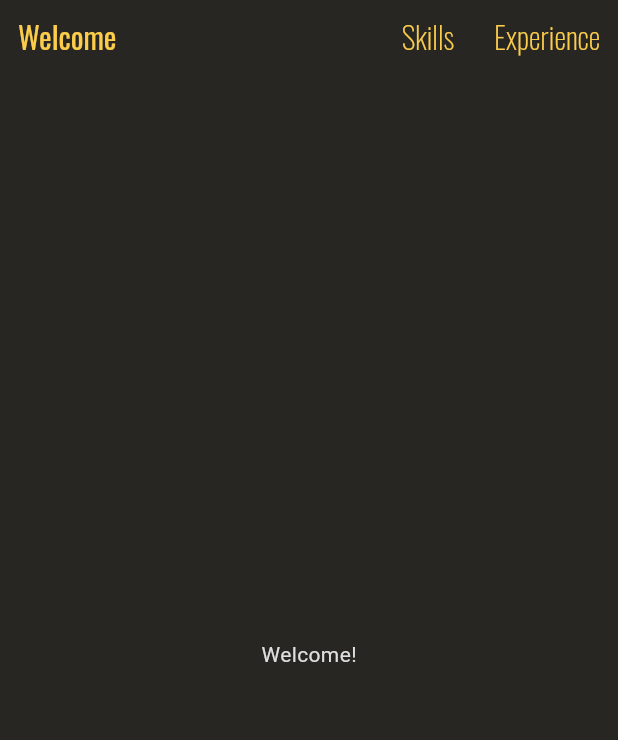
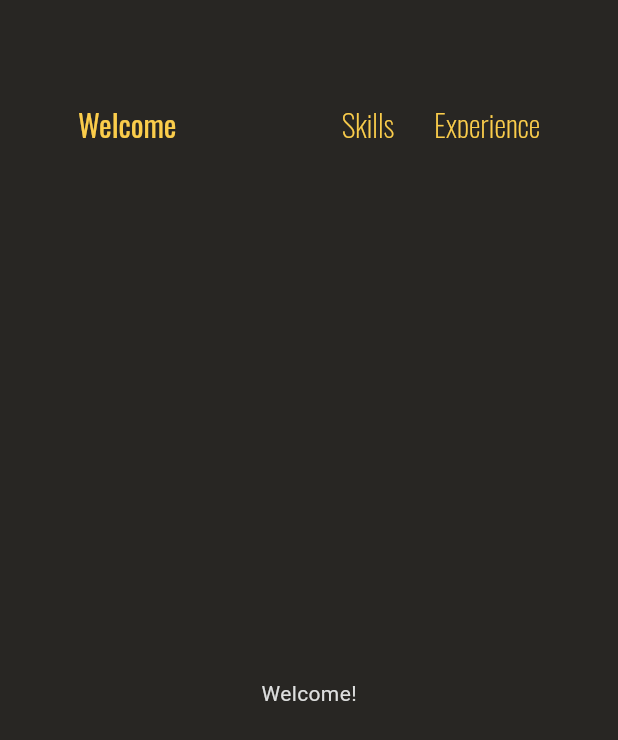
Before and after one commit to NikonovichN/cv_website, a Flutter app: the screen it shows after launch, on a phone screen of 412 x 824 dp. Shown: the top 740 px of the screen. Run offline on Flutter 3.47's test engine with Material 3 defaults, Android fonts, the phone set to English and light mode, and no system bars; our stand-ins replace go_router.

Commit message:
chore: improve navigation menu

```diff
--- a/lib/src/navigation/cv_app_bar.dart
+++ b/lib/src/navigation/cv_app_bar.dart
@@ -12,11 +12,15 @@ class CvAppBar extends StatelessWidget implements PreferredSizeWidget {
   @override
   Size get preferredSize => const Size(double.infinity, 100);
 
+  static const _padding = EdgeInsets.only(top: 60);
+
   @override
   Widget build(BuildContext context) {
     final goRouterState = GoRouterStateProvider.of(context).state;
 
-    return Row(
+    return Padding(
+      padding: _padding,
+      child: Row(
         children: [
           // TODO: do something with text
           SvAppTextButton.menu(
@@ -36,6 +40,7 @@ class CvAppBar extends StatelessWidget implements PreferredSizeWidget {
             child: const Text('Experience'),
           ),
         ],
+      ),
     );
   }
 }
--- a/lib/src/navigation/navigation.dart
+++ b/lib/src/navigation/navigation.dart
@@ -5,6 +5,7 @@ import 'package:go_router/go_router.dart';
 import 'paths.dart';
 import 'cv_app_bar.dart';
 import 'state_provider.dart';
+import '../ui_kit/atoms/colors.dart';
 import '../features/features.dart';
 
 final _rootNavigatorKey = GlobalKey<NavigatorState>();
@@ -56,11 +57,22 @@ class ScaffoldCvApp extends StatelessWidget {
     required this.child,
   });
 
+  static const _appConstraints = BoxConstraints(maxWidth: 1366.0);
+  static const _appPadding = EdgeInsets.symmetric(horizontal: 40.0);
+
   @override
   Widget build(BuildContext context) {
-    return Scaffold(
-      appBar: const CvAppBar(),
-      body: child,
+    return Container(
+      alignment: Alignment.center,
+      color: CvAppBasicColors.gloomy,
+      padding: _appPadding,
+      child: ConstrainedBox(
+        constraints: _appConstraints,
+        child: Scaffold(
+          appBar: const CvAppBar(),
+          body: child,
+        ),
+      ),
     );
   }
 }
```
Lines whose indentation alone changed are shown as unchanged.
